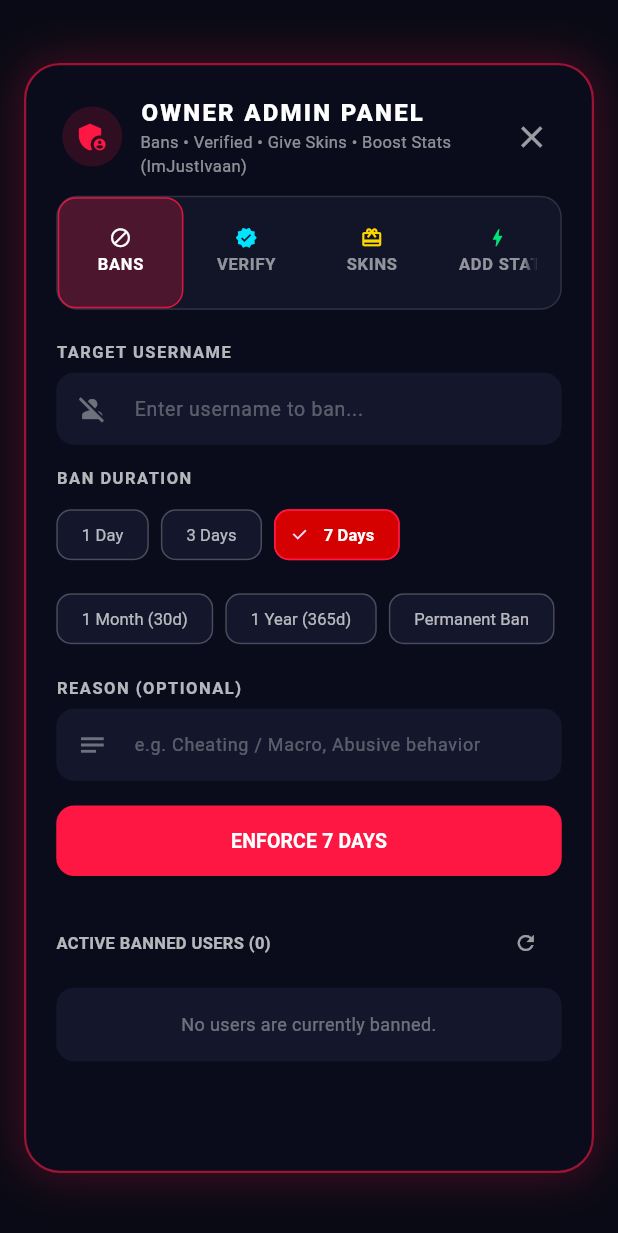
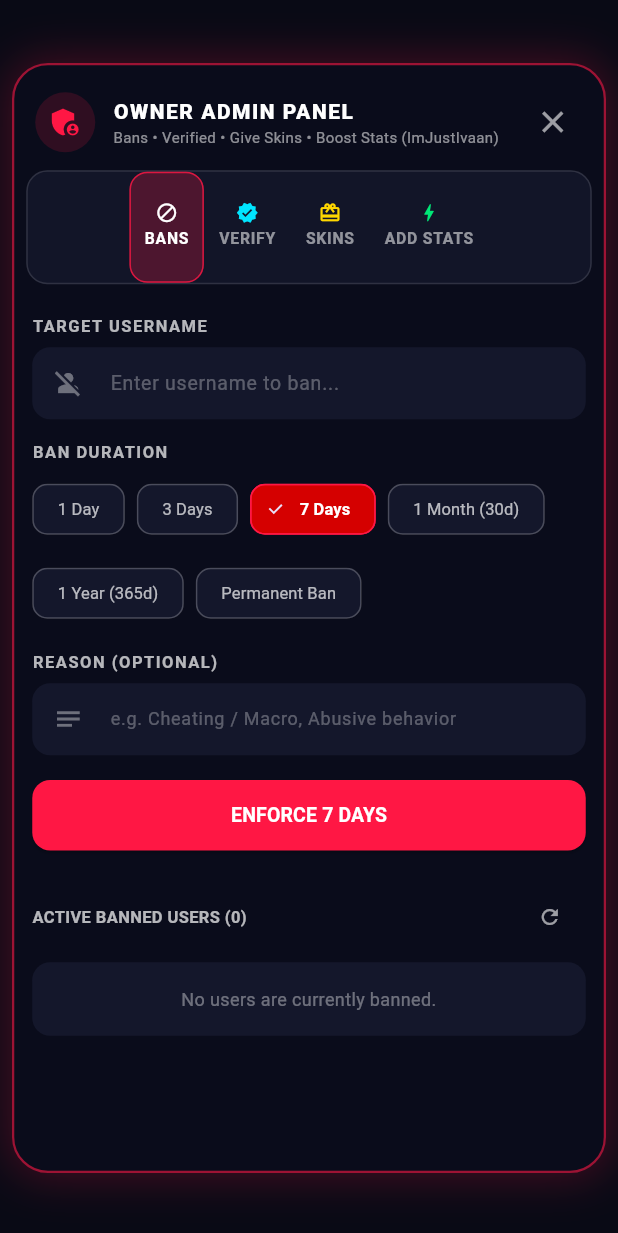
Before and after one commit to ImJustIvaan/PongGame, a Flutter app: the AdminPanelDialog widget shown alone on an empty page, opened directly with empty values, on a phone screen of 412 x 824 dp. Shown: the top 1233 px of the screen. Run offline on Flutter 3.47's test engine with Material 3 defaults, Android fonts, the phone set to English and light mode, and no system bars; our stand-ins replace flutter_dotenv, google_fonts, shared_preferences, supabase_flutter; missing offline and left inert: dart:html, window_manager; accounts and stored records are empty; network calls fail.

Commit message:
fix(ui): prevent username truncation on mobile and fix admin panel tab text clipping

```diff
--- a/lib/screens/admin_panel_dialog.dart
+++ b/lib/screens/admin_panel_dialog.dart
@@ -365,9 +365,11 @@ class _AdminPanelDialogState extends State<AdminPanelDialog> with SingleTickerPr
     const gold = Color(0xFFFFD700);
     const green = Color(0xFF00E676);
 
+    final isMobile = MediaQuery.of(context).size.width < 550;
+
     return Dialog(
       backgroundColor: Colors.transparent,
-      insetPadding: const EdgeInsets.symmetric(horizontal: 16, vertical: 20),
+      insetPadding: EdgeInsets.symmetric(horizontal: isMobile ? 8 : 16, vertical: isMobile ? 12 : 20),
       child: Container(
         width: 620,
         constraints: const BoxConstraints(maxHeight: 740),
@@ -388,7 +390,12 @@ class _AdminPanelDialogState extends State<AdminPanelDialog> with SingleTickerPr
           children: [
             // Header
             Padding(
-              padding: const EdgeInsets.fromLTRB(24, 20, 16, 12),
+              padding: EdgeInsets.fromLTRB(
+                isMobile ? 14 : 24,
+                isMobile ? 14 : 20,
+                isMobile ? 10 : 16,
+                isMobile ? 8 : 12,
+              ),
               child: Row(
                 children: [
                   Container(
@@ -400,7 +407,7 @@ class _AdminPanelDialogState extends State<AdminPanelDialog> with SingleTickerPr
                     child: const Icon(Icons.admin_panel_settings, color: red, size: 24),
                   ),
                   const SizedBox(width: 12),
-                  const Expanded(
+                  Expanded(
                     child: Column(
                       crossAxisAlignment: CrossAxisAlignment.start,
                       children: [
@@ -408,14 +415,16 @@ class _AdminPanelDialogState extends State<AdminPanelDialog> with SingleTickerPr
                           'OWNER ADMIN PANEL',
                           style: TextStyle(
                             color: Colors.white,
-                            fontSize: 16,
+                            fontSize: isMobile ? 14 : 16,
                             fontWeight: FontWeight.w900,
-                            letterSpacing: 1.5,
+                            letterSpacing: isMobile ? 1.0 : 1.5,
                           ),
                         ),
                         Text(
                           'Bans • Verified • Give Skins • Boost Stats (ImJustIvaan)',
-                          style: TextStyle(color: Colors.white54, fontSize: 11),
+                          style: TextStyle(color: Colors.white54, fontSize: isMobile ? 10 : 11),
+                          maxLines: 1,
+                          overflow: TextOverflow.ellipsis,
                         ),
                       ],
                     ),
@@ -430,7 +439,7 @@ class _AdminPanelDialogState extends State<AdminPanelDialog> with SingleTickerPr
 
             // Tab Bar
             Container(
-              margin: const EdgeInsets.symmetric(horizontal: 20),
+              margin: EdgeInsets.symmetric(horizontal: isMobile ? 8 : 20),
               decoration: BoxDecoration(
                 color: const Color(0xFF121528),
                 borderRadius: BorderRadius.circular(14),
@@ -438,6 +447,10 @@ class _AdminPanelDialogState extends State<AdminPanelDialog> with SingleTickerPr
               ),
               child: TabBar(
                 controller: _tabController,
+                isScrollable: isMobile,
+                tabAlignment: isMobile ? TabAlignment.center : TabAlignment.fill,
+                padding: EdgeInsets.zero,
+                labelPadding: EdgeInsets.symmetric(horizontal: isMobile ? 10 : 0),
                 indicator: BoxDecoration(
                   borderRadius: BorderRadius.circular(12),
                   color: red.withValues(alpha: 0.25),
@@ -445,7 +458,11 @@ class _AdminPanelDialogState extends State<AdminPanelDialog> with SingleTickerPr
                 ),
                 labelColor: Colors.white,
                 unselectedLabelColor: Colors.white54,
-                labelStyle: const TextStyle(fontWeight: FontWeight.bold, fontSize: 11, letterSpacing: 0.5),
+                labelStyle: TextStyle(
+                  fontWeight: FontWeight.bold,
+                  fontSize: isMobile ? 10.5 : 11,
+                  letterSpacing: 0.5,
+                ),
                 indicatorSize: TabBarIndicatorSize.tab,
                 dividerColor: Colors.transparent,
                 tabs: const [
@@ -461,7 +478,7 @@ class _AdminPanelDialogState extends State<AdminPanelDialog> with SingleTickerPr
             // Status message
             if (_statusMessage != null) ...[
               Container(
-                margin: const EdgeInsets.symmetric(horizontal: 20, vertical: 4),
+                margin: EdgeInsets.symmetric(horizontal: isMobile ? 10 : 20, vertical: 4),
                 width: double.infinity,
                 padding: const EdgeInsets.symmetric(horizontal: 14, vertical: 8),
                 decoration: BoxDecoration(
@@ -499,10 +516,10 @@ class _AdminPanelDialogState extends State<AdminPanelDialog> with SingleTickerPr
               child: TabBarView(
                 controller: _tabController,
                 children: [
-                  _buildBanTab(red),
-                  _buildVerifyTab(cyan),
-                  _buildGiveSkinsTab(gold),
-                  _buildStatsTab(green),
+                  _buildBanTab(red, isMobile),
+                  _buildVerifyTab(cyan, isMobile),
+                  _buildGiveSkinsTab(gold, isMobile),
+                  _buildStatsTab(green, isMobile),
                 ],
               ),
             ),
@@ -513,9 +530,9 @@ class _AdminPanelDialogState extends State<AdminPanelDialog> with SingleTickerPr
   }
 
   // --- TAB 1: BAN USERS ---
-  Widget _buildBanTab(Color accentColor) {
+  Widget _buildBanTab(Color accentColor, bool isMobile) {
     return SingleChildScrollView(
-      padding: const EdgeInsets.fromLTRB(20, 8, 20, 20),
+      padding: EdgeInsets.fromLTRB(isMobile ? 12 : 20, 8, isMobile ? 12 : 20, 20),
       child: Column(
         crossAxisAlignment: CrossAxisAlignment.start,
         children: [
@@ -668,9 +685,9 @@ class _AdminPanelDialogState extends State<AdminPanelDialog> with SingleTickerPr
   }
 
   // --- TAB 2: VERIFY USERS ---
-  Widget _buildVerifyTab(Color accentColor) {
+  Widget _buildVerifyTab(Color accentColor, bool isMobile) {
     return SingleChildScrollView(
-      padding: const EdgeInsets.fromLTRB(20, 8, 20, 20),
+      padding: EdgeInsets.fromLTRB(isMobile ? 12 : 20, 8, isMobile ? 12 : 20, 20),
       child: Column(
         crossAxisAlignment: CrossAxisAlignment.start,
         children: [
@@ -784,9 +801,9 @@ class _AdminPanelDialogState extends State<AdminPanelDialog> with SingleTickerPr
   }
 
   // --- TAB 3: GIVE SKINS ---
-  Widget _buildGiveSkinsTab(Color accentColor) {
+  Widget _buildGiveSkinsTab(Color accentColor, bool isMobile) {
     return SingleChildScrollView(
-      padding: const EdgeInsets.fromLTRB(20, 8, 20, 20),
+      padding: EdgeInsets.fromLTRB(isMobile ? 12 : 20, 8, isMobile ? 12 : 20, 20),
       child: Column(
         crossAxisAlignment: CrossAxisAlignment.start,
         children: [
@@ -907,13 +924,13 @@ class _AdminPanelDialogState extends State<AdminPanelDialog> with SingleTickerPr
   }
 
   // --- TAB 4: ADD STATS (COINS, LEVELS, KILLS, WINS) ---
-  Widget _buildStatsTab(Color accentColor) {
+  Widget _buildStatsTab(Color accentColor, bool isMobile) {
     const green = Color(0xFF00E676);
     const gold = Color(0xFFFFD700);
     const cyan = Color(0xFF00E5FF);
 
     return SingleChildScrollView(
-      padding: const EdgeInsets.fromLTRB(20, 8, 20, 20),
+      padding: EdgeInsets.fromLTRB(isMobile ? 12 : 20, 8, isMobile ? 12 : 20, 20),
       child: Column(
         crossAxisAlignment: CrossAxisAlignment.start,
         children: [
--- a/lib/screens/main_menu_screen.dart
+++ b/lib/screens/main_menu_screen.dart
@@ -566,7 +566,11 @@ class _MainMenuScreenState extends State<MainMenuScreen> with SingleTickerProvid
                                   ),
                                   const SizedBox(width: 5),
                                   ConstrainedBox(
-                                    constraints: BoxConstraints(maxWidth: isMobile ? 78 : 140),
+                                    constraints: BoxConstraints(
+                                      maxWidth: isMobile
+                                          ? (screenSize.width * 0.38).clamp(120.0, 160.0)
+                                          : 180,
+                                    ),
                                     child: Text(
                                       isLogged
                                           ? (username.startsWith('@') ? username : '@$username')
```
